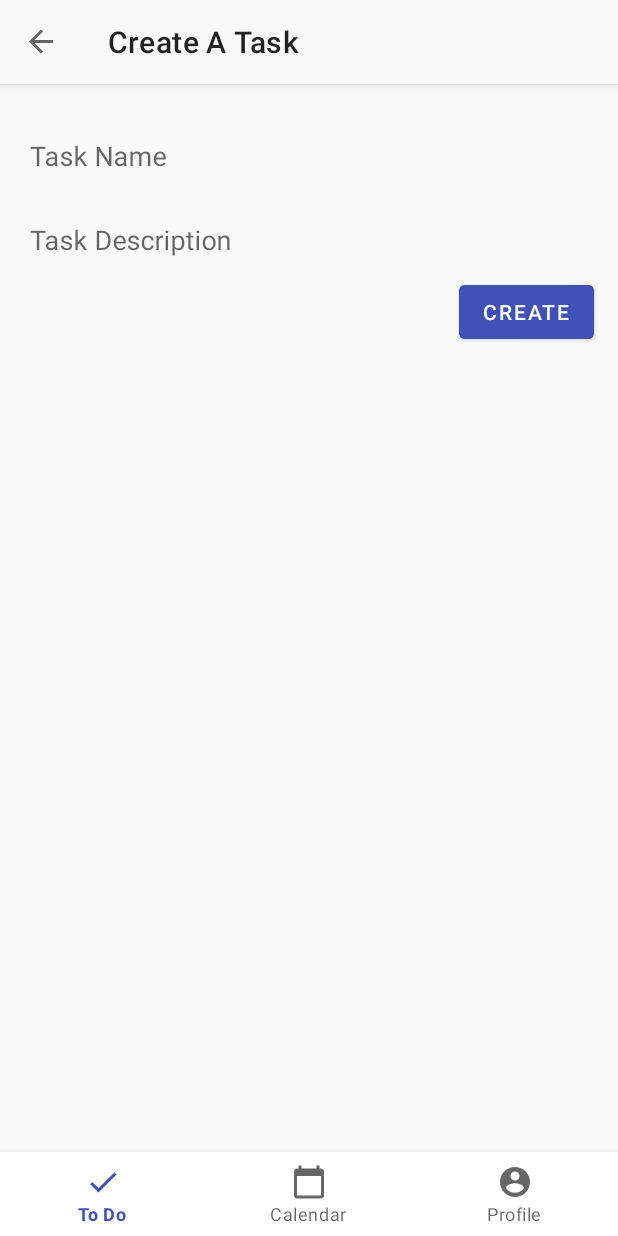
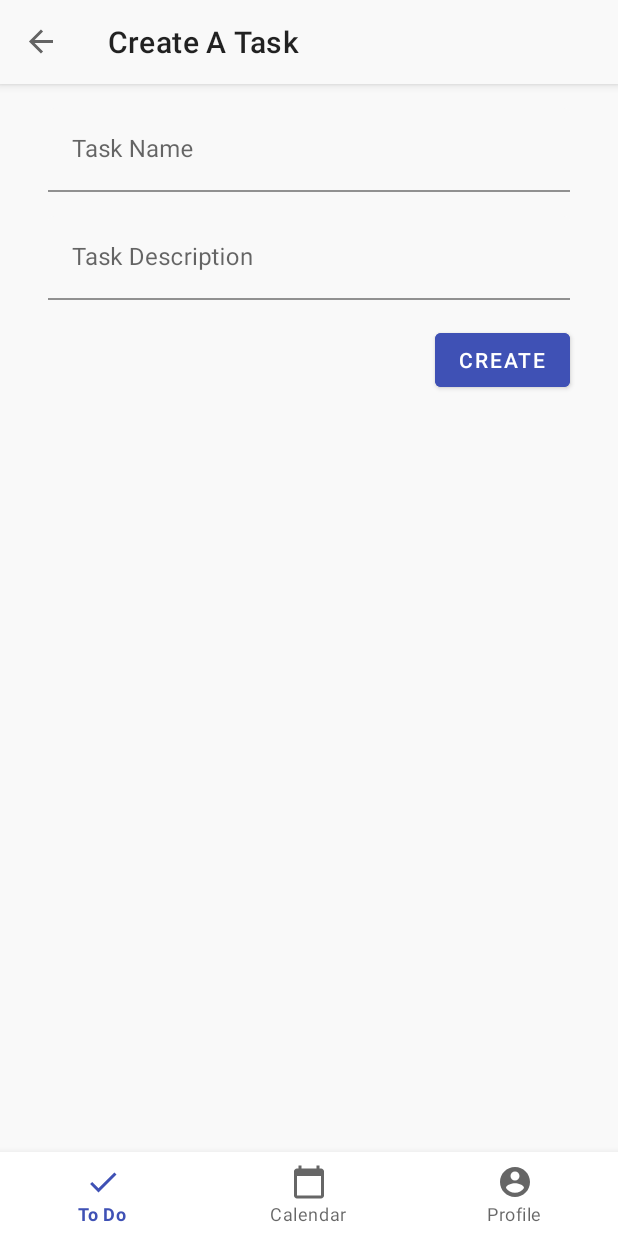
Before and after one commit to ntsummers1/Streaks, an Android app: the CreateTaskFragment screen opened through its navigation route, on a phone screen of 412 x 824 dp. Run offline under Robolectric (Android 15) with nearby library versions, the phone set to English and light mode, and no system bars; our stand-ins replace Dagger/Hilt's generated code, Room's generated code, navigation-ui; 1 statement that could not run was skipped.

Commit message:
Update styles for tasks and main fragments

```diff
--- a/app/src/main/java/com/ntsummers1/streaks/ui/todo/TodoViewModel.kt
+++ b/app/src/main/java/com/ntsummers1/streaks/ui/todo/TodoViewModel.kt
@@ -1,5 +1,6 @@
 package com.ntsummers1.streaks.ui.todo
 
+import android.util.EventLogTags
 import androidx.lifecycle.LiveData
 import androidx.lifecycle.MutableLiveData
 import androidx.lifecycle.ViewModel
@@ -18,10 +19,6 @@ class TodoViewModel(private val taskRepository: TaskRepository) : ViewModel() {
     suspend fun deleteTasks() {
         taskRepository.deleteAll()
     }
-
-    suspend fun insertTask(task: Task) {
-        taskRepository.insert(task)
-    }
 }
 
 
--- a/app/src/main/res/layout/fragment_create_task.xml
+++ b/app/src/main/res/layout/fragment_create_task.xml
@@ -1,18 +1,20 @@
 <?xml version="1.0" encoding="utf-8"?>
-<LinearLayout
-    xmlns:android="http://schemas.android.com/apk/res/android"
+<LinearLayout xmlns:android="http://schemas.android.com/apk/res/android"
     android:layout_width="match_parent"
     android:layout_height="match_parent"
+    xmlns:app="http://schemas.android.com/apk/res-auto"
     android:layout_marginTop="?android:actionBarSize"
     android:orientation="vertical"
-    android:theme="@style/Background">
+    android:theme="@style/AppTheme"
+    style="@style/Background">
 
     <GridLayout
         android:id="@+id/grid"
         android:layout_width="match_parent"
         android:layout_height="wrap_content"
         android:layout_gravity="center"
-        android:padding="16dp"
+        android:paddingStart="@dimen/activity_vertical_margin"
+        android:paddingEnd="@dimen/activity_vertical_margin"
         android:clipToPadding="false"
         android:columnCount="1">
 
@@ -21,12 +23,16 @@
             android:layout_width="match_parent"
             android:layout_height="wrap_content"
             android:layout_row="0"
-            android:hint="@string/create_task_title_hint" >
+            android:hint="@string/create_task_title_hint"
+            android:layout_marginTop="@dimen/activity_horizontal_margin"
+            android:layout_marginBottom="@dimen/activity_horizontal_margin"
+            app:endIconMode="clear_text">
 
             <com.google.android.material.textfield.TextInputEditText
                 android:id="@+id/create_task_title_input"
                 android:layout_width="match_parent"
-                android:layout_height="wrap_content"/>
+                android:layout_height="wrap_content"
+                />
 
         </com.google.android.material.textfield.TextInputLayout>
 
@@ -35,7 +41,9 @@
             android:layout_width="match_parent"
             android:layout_height="wrap_content"
             android:layout_row="1"
-            android:hint="@string/create_task_description_hint">
+            android:hint="@string/create_task_description_hint"
+            android:layout_marginBottom="@dimen/activity_horizontal_margin"
+            app:endIconMode="clear_text">
 
             <com.google.android.material.textfield.TextInputEditText
                 android:id="@+id/create_task_description_input"
@@ -51,8 +59,7 @@
             android:layout_row="2"
             android:layout_gravity="end"
             android:text="@string/create_task_create_button"
-            android:theme="@style/Theme.MaterialComponents"
             android:backgroundTint="@color/color_primary"
-            android:textColor="@color/white"/>
+            app:tint ="@color/white"/>
     </GridLayout>
 </LinearLayout>
--- a/app/src/main/res/values-night/styles.xml
+++ b/app/src/main/res/values-night/styles.xml
@@ -17,6 +17,7 @@
 <!--        <item name="colorOnSurface">@color/color_on_surface_night</item>-->
 <!--        <item name="colorOnBackground">@color/color_on_background_night</item>-->
         <item name="actionBarTheme">@style/MyActionBar</item>
+        <item name="android:backgroundTint">@color/color_background_night</item>
     </style>
 
     <style name="MyActionBar" parent="@style/ThemeOverlay.MaterialComponents.ActionBar">
--- a/app/src/main/res/values/dimens.xml
+++ b/app/src/main/res/values/dimens.xml
@@ -1,5 +1,5 @@
 <resources>
     <!-- Default screen margins, per the Android Design guidelines. -->
     <dimen name="activity_horizontal_margin">16dp</dimen>
-    <dimen name="activity_vertical_margin">16dp</dimen>
+    <dimen name="activity_vertical_margin">32dp</dimen>
 </resources>
--- a/app/src/main/res/values/styles.xml
+++ b/app/src/main/res/values/styles.xml
@@ -19,6 +19,7 @@
         <!--        <item name="colorOnSurface">@color/color_on_surface</item>-->
         <!--        <item name="colorOnBackground">@color/color_on_background</item>-->
         <item name="actionBarTheme">@style/MyActionBar</item>
+        <item name="android:backgroundTint">@color/color_background</item>
     </style>
 
     <style name="MyActionBar" parent="@style/ThemeOverlay.MaterialComponents.ActionBar">
@@ -36,8 +37,6 @@
     </style>
 
     <style name="Background" parent="ThemeOverlay.MaterialComponents">
-        <item name="android:backgroundTint">@color/color_background</item>
+        <item name="android:background">@color/color_background</item>
     </style>
-
-
 </resources>
```
Also changed, not shown: app/src/main/java/com/ntsummers1/streaks/MainActivity.kt (+7 -3 lines), app/src/main/res/layout/fragment_calendar.xml (+4 -4 lines), app/src/main/res/layout/fragment_profile.xml (+4 -4 lines), app/src/main/res/layout/fragment_todo.xml (+6 -7 lines).
